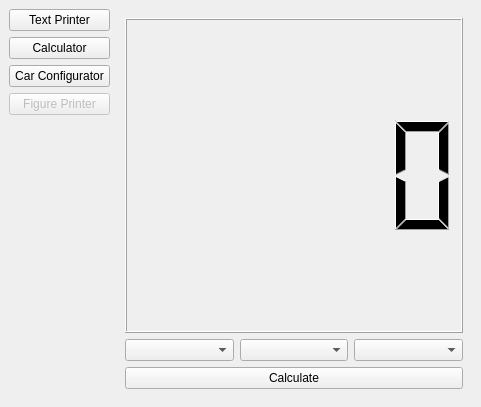
The window that envs/gui_env/src/main_window.ui (bjuergens/automatic-gui-testing) describes before a commit, drawn with Qt 5.
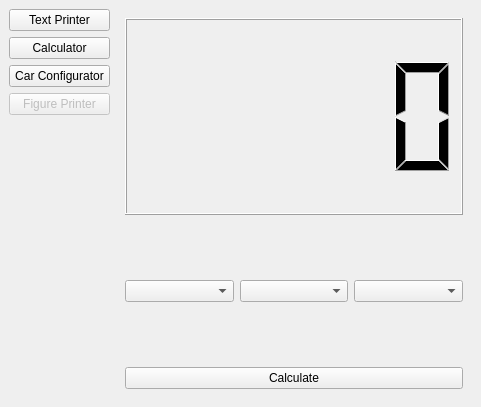
The same window after the commit. The open tabs and pages were chosen to show the change.

Commit message:
Fixed Calculator combo boxes exceeding window size
When opened, the combo boxes would exceed the window size which
resulted in cut out combo boxes when taking screenshots.

```diff
--- a/envs/gui_env/src/main_window.ui
+++ b/envs/gui_env/src/main_window.ui
@@ -96,14 +96,33 @@
        </layout>
       </widget>
       <widget class="QWidget" name="page_2">
-       <layout class="QVBoxLayout" name="verticalLayout_4">
+       <layout class="QVBoxLayout" name="verticalLayout_4" stretch="50,15,10,15,10">
         <item>
          <widget class="QLCDNumber" name="calculator_output">
+          <property name="sizePolicy">
+           <sizepolicy hsizetype="Minimum" vsizetype="Preferred">
+            <horstretch>0</horstretch>
+            <verstretch>0</verstretch>
+           </sizepolicy>
+          </property>
           <property name="value" stdset="0">
            <double>0.000000000000000</double>
           </property>
          </widget>
         </item>
+        <item>
+         <spacer name="verticalSpacer_3">
+          <property name="orientation">
+           <enum>Qt::Vertical</enum>
+          </property>
+          <property name="sizeHint" stdset="0">
+           <size>
+            <width>20</width>
+            <height>40</height>
+           </size>
+          </property>
+         </spacer>
+        </item>
         <item>
          <layout class="QHBoxLayout" name="horizontalLayout_3">
           <item>
@@ -117,6 +136,19 @@
           </item>
          </layout>
         </item>
+        <item>
+         <spacer name="verticalSpacer_2">
+          <property name="orientation">
+           <enum>Qt::Vertical</enum>
+          </property>
+          <property name="sizeHint" stdset="0">
+           <size>
+            <width>20</width>
+            <height>40</height>
+           </size>
+          </property>
+         </spacer>
+        </item>
         <item>
          <widget class="QPushButton" name="start_calculation_button">
           <property name="text">
```
